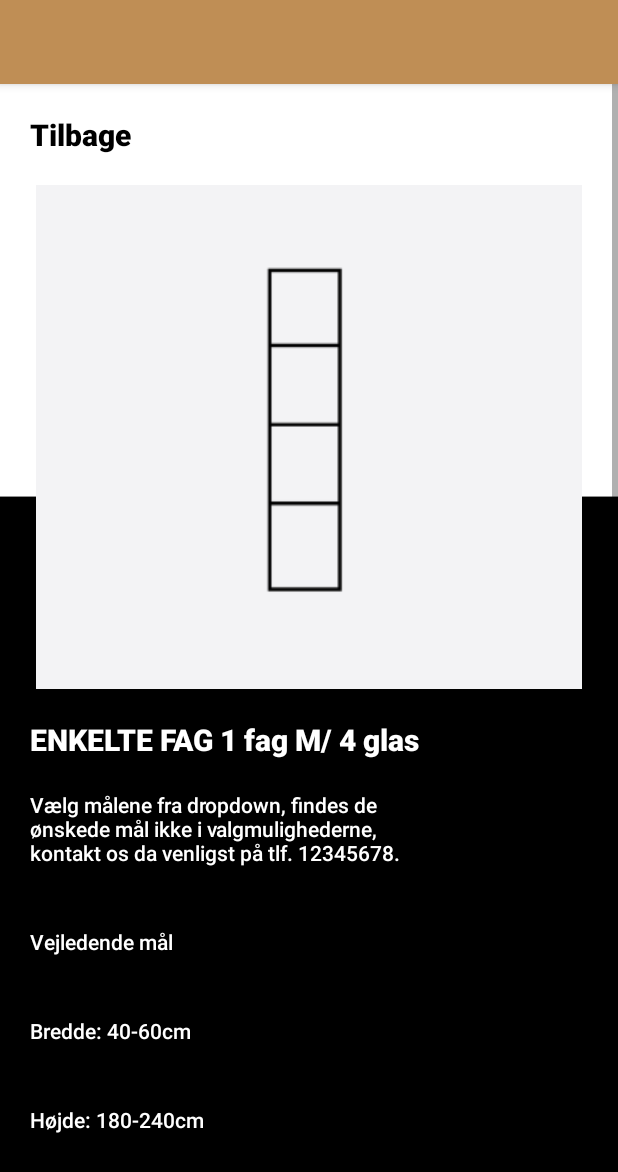
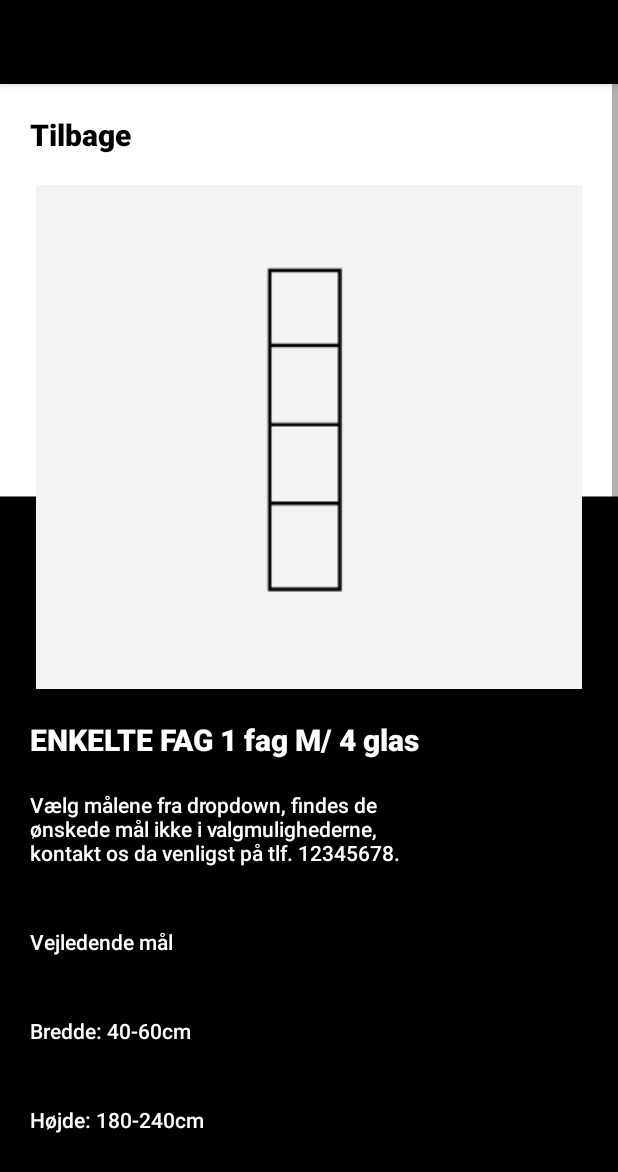
Before and after one commit to andracs/New-Yorker.dk, an Android app: the QuotationRequest screen opened directly, with no data from a screen before it, on a phone screen of 412 x 824 dp. Shown: the top 1172 px of the screen. Run offline under Robolectric (Android 15) with nearby library versions, the phone set to English and light mode, and no system bars.

Commit message:
quotation_request.xml background image changed and theme adjusted

```diff
--- a/app/src/main/res/layout/quotation_request.xml
+++ b/app/src/main/res/layout/quotation_request.xml
@@ -20,7 +20,7 @@
             android:layout_width="match_parent"
             android:layout_height="1000dp"
             android:orientation="vertical"
-            android:background="@drawable/test5">
+            android:background="@drawable/testimg8">
 
             <TextView
                 android:id="@+id/backButton"
--- a/app/src/main/res/layout/toolbar.xml
+++ b/app/src/main/res/layout/toolbar.xml
@@ -3,7 +3,7 @@
     xmlns:app="http://schemas.android.com/apk/res-auto"
     android:layout_width="match_parent"
     android:layout_height="?attr/actionBarSize"
-    android:background="@color/gold"
+    android:background="@color/black"
     android:elevation="4dp"
     android:theme="@style/ThemeOverlay.AppCompat.Dark.ActionBar">
 </androidx.appcompat.widget.Toolbar>
--- a/app/src/main/res/values/themes.xml
+++ b/app/src/main/res/values/themes.xml
@@ -3,7 +3,7 @@
     <style name="Theme.NewYorkerdk" parent="Theme.MaterialComponents.DayNight.NoActionBar">
         <!-- Primary brand color. -->
         <item name="colorPrimary">@color/gold</item>
-        <item name="colorPrimaryVariant">@color/purple_700</item>
+        <item name="colorPrimaryVariant">@color/gold</item>
         <item name="colorOnPrimary">@color/white</item>
         <!-- Secondary brand color. -->
         <item name="colorSecondary">@color/teal_200</item>
```
Also changed, not shown: app/src/main/res/drawable/testimg8.png (added).
